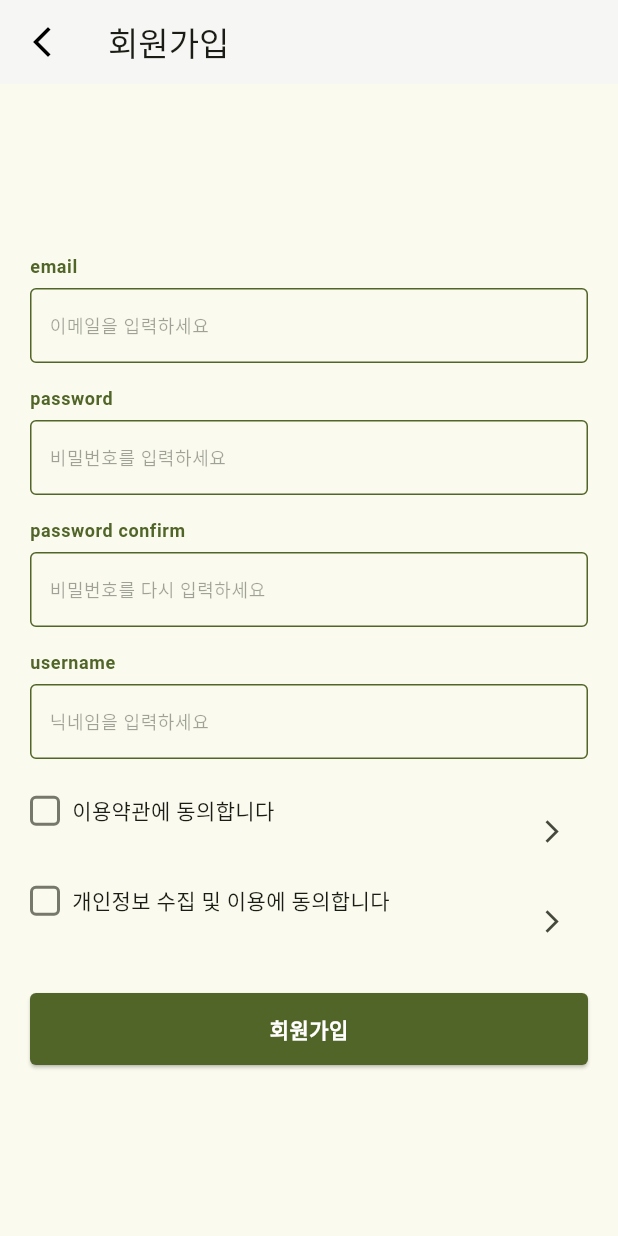
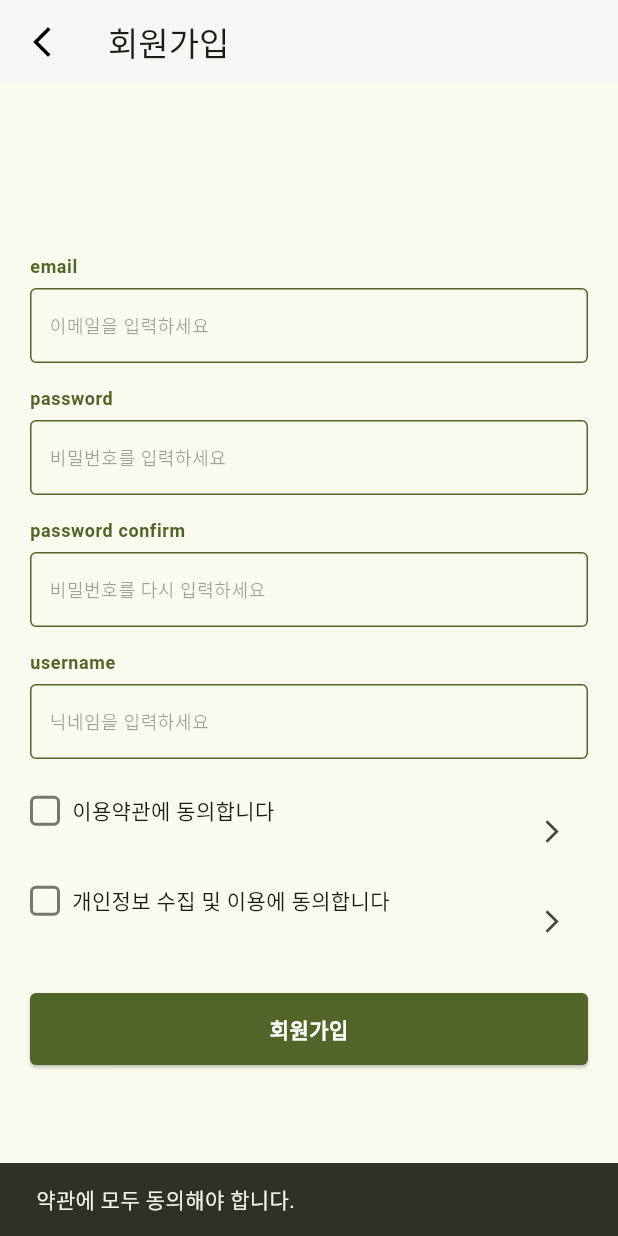
Before and after one commit to FORIF-2025-1-APP/bookbug, a Flutter app: the RegisterPage screen opened directly, after a tap on "회원가입", on a phone screen of 412 x 824 dp. Run offline on Flutter 3.47's test engine with Material 3 defaults, Android fonts, the phone set to English and light mode, and no system bars; our stand-ins replace flutter_secure_storage, google_sign_in; accounts and stored records are empty; network calls fail; Roboto replaces fonts that are missing (Pretendard).

Commit message:
[dev] login_5
패키지 재설치로 metadata 등 일부 코드 수정
구글로그인 기능 위해 일부 android 내부 파일 수정
login 및 register page api 연동 완료

```diff
--- a/lib/main.dart
+++ b/lib/main.dart
@@ -1,5 +1,5 @@
 import 'package:flutter/material.dart';
-import 'package:bookbug/ui/homepage/view_model/home_page.dart';
+import 'package:bookbug/ui/login/view_model/login_page.dart';
 import 'package:bookbug/ui/core/themes/theme.dart';
 
 void main() {
@@ -21,7 +21,7 @@ class MyApp extends StatelessWidget {
                 : MaterialTheme.lightScheme().toColorScheme(),
         fontFamily: 'Pretendard', // 한글 폰트
       ),
-      home: const HomePage(),
+      home: const LoginPage(),
     );
   }
 }
--- a/lib/ui/login/view_model/register_page.dart
+++ b/lib/ui/login/view_model/register_page.dart
@@ -1,4 +1,7 @@
 import 'package:flutter/material.dart';
+import 'package:http/http.dart' as http;
+import 'dart:convert';
+
 import 'package:bookbug/ui/core/ui/input_base.dart';
 import 'package:bookbug/ui/core/ui/button_base.dart';
 import 'package:bookbug/ui/core/ui/checkbox_base.dart';
@@ -29,10 +32,66 @@ class _RegisterPageState extends State<RegisterPage> {
     );
   }
 
+  Future<void> register() async {
+    final email = emailController.text.trim();
+    final password = passwordController.text;
+    final confirmPassword = confirmPasswordController.text;
+    final username = usernameController.text.trim();
+
+    if (!terms1 || !terms2) {
+      ScaffoldMessenger.of(context).showSnackBar(
+        const SnackBar(content: Text('약관에 모두 동의해야 합니다.')),
+      );
+      return;
+    }
+
+    if (password != confirmPassword) {
+      ScaffoldMessenger.of(context).showSnackBar(
+        const SnackBar(content: Text('비밀번호가 일치하지 않습니다.')),
+      );
+      return;
+    }
+
+    final url = Uri.parse('https://forifbookbugapi.seongjinemong.app/api/auth/register');
+
+    final response = await http.post(
+      url,
+      headers: {'Content-Type': 'application/json'},
+      body: jsonEncode({
+        'email': email,
+        'password': password,
+        'username': username,
+      }),
+    );
+
+    if (!mounted) return;
+
+    if (response.statusCode == 201) {
+      ScaffoldMessenger.of(context).showSnackBar(
+        const SnackBar(content: Text('회원가입 성공! 로그인 페이지로 이동합니다.')),
+      );
+      Navigator.pushReplacement(
+        context,
+        MaterialPageRoute(builder: (_) => const LoginPage()),
+      );
+    } else if (response.statusCode == 409) {
+      ScaffoldMessenger.of(context).showSnackBar(
+        const SnackBar(content: Text('이미 존재하는 이메일입니다.')),
+      );
+    } else if (response.statusCode == 400) {
+      ScaffoldMessenger.of(context).showSnackBar(
+        const SnackBar(content: Text('입력값을 확인해주세요.')),
+      );
+    } else {
+      ScaffoldMessenger.of(context).showSnackBar(
+        SnackBar(content: Text('회원가입 실패: ${response.statusCode}')),
+      );
+    }
+  }
+
   @override
   Widget build(BuildContext context) {
     final textTheme = Theme.of(context).textTheme;
-    const textColor = Colors.black;
 
     return Scaffold(
       appBar: AppBar(
@@ -80,7 +139,6 @@ class _RegisterPageState extends State<RegisterPage> {
                 controller: usernameController,
               ),
               const SizedBox(height: 24),
-
               Row(
                 crossAxisAlignment: CrossAxisAlignment.start,
                 children: [
@@ -102,7 +160,6 @@ class _RegisterPageState extends State<RegisterPage> {
                 ],
               ),
               const SizedBox(height: 12),
-
               Row(
                 crossAxisAlignment: CrossAxisAlignment.start,
                 children: [
@@ -124,15 +181,9 @@ class _RegisterPageState extends State<RegisterPage> {
                 ],
               ),
               const SizedBox(height: 24),
-
               ButtonBase(
                 text: '회원가입',
-                onPressed: () {
-                  print('email: ${emailController.text}');
-                  print('password: ${passwordController.text}');
-                  print('username: ${usernameController.text}');
-                  print('terms1: $terms1 / terms2: $terms2');
-                },
+                onPressed: register,
               ),
             ],
           ),
```
Also changed, not shown: lib/data/services/google_auth_service.dart (added, +37 -0 lines), lib/ui/login/view_model/login_page.dart (+84 -23 lines), pubspec.yaml (+3 -68 lines), 7 other files.
